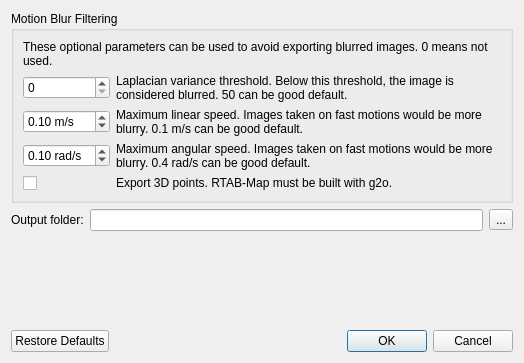
Old version of the form guilib/src/ui/exportBundlerDialog.ui in the repository introlab/rtabmap.
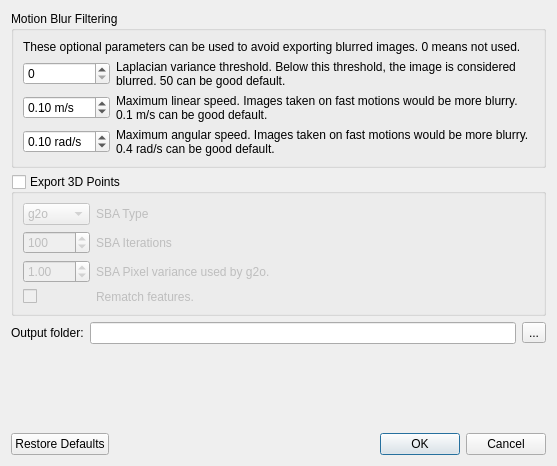
New version of the form.

Commit message: Removed Optimizer:computeBACorrespondences() duplicated 3d points (more than 2 frames can reference a 3D point), added option to rematch features. Bundler: added more options to export dialog, fixed inverted colors.

Diff of the .ui file:
```diff
--- a/guilib/src/ui/exportBundlerDialog.ui
+++ b/guilib/src/ui/exportBundlerDialog.ui
@@ -6,8 +6,8 @@
    <rect>
     <x>0</x>
     <y>0</y>
-    <width>524</width>
-    <height>363</height>
+    <width>557</width>
+    <height>466</height>
    </rect>
   </property>
   <property name="windowTitle">
@@ -119,21 +119,116 @@
           </property>
          </widget>
         </item>
+       </layout>
+      </item>
+     </layout>
+    </widget>
+   </item>
+   <item>
+    <widget class="QGroupBox" name="groupBox_export_points">
+     <property name="title">
+      <string>Export 3D Points</string>
+     </property>
+     <property name="checkable">
+      <bool>true</bool>
+     </property>
+     <property name="checked">
+      <bool>false</bool>
+     </property>
+     <layout class="QVBoxLayout" name="verticalLayout_3">
+      <item>
+       <layout class="QGridLayout" name="gridLayout_2" columnstretch="0,1">
+        <item row="1" column="0">
+         <widget class="QSpinBox" name="sba_iterations">
+          <property name="minimum">
+           <number>1</number>
+          </property>
+          <property name="maximum">
+           <number>999999</number>
+          </property>
+          <property name="value">
+           <number>100</number>
+          </property>
+         </widget>
+        </item>
+        <item row="1" column="1">
+         <widget class="QLabel" name="label_8">
+          <property name="text">
+           <string>SBA Iterations</string>
+          </property>
+          <property name="wordWrap">
+           <bool>true</bool>
+          </property>
+         </widget>
+        </item>
+        <item row="2" column="1">
+         <widget class="QLabel" name="label_variance">
+          <property name="text">
+           <string>SBA Pixel variance used by g2o.</string>
+          </property>
+          <property name="wordWrap">
+           <bool>true</bool>
+          </property>
+         </widget>
+        </item>
+        <item row="2" column="0">
+         <widget class="QDoubleSpinBox" name="sba_variance">
+          <property name="suffix">
+           <string/>
+          </property>
+          <property name="decimals">
+           <number>2</number>
+          </property>
+          <property name="minimum">
+           <double>0.010000000000000</double>
+          </property>
+          <property name="maximum">
+           <double>999.000000000000000</double>
+          </property>
+          <property name="singleStep">
+           <double>0.010000000000000</double>
+          </property>
+          <property name="value">
+           <double>1.000000000000000</double>
+          </property>
+         </widget>
+        </item>
+        <item row="0" column="1">
+         <widget class="QLabel" name="label_10">
+          <property name="text">
+           <string>SBA Type</string>
+          </property>
+          <property name="wordWrap">
+           <bool>true</bool>
+          </property>
+         </widget>
+        </item>
+        <item row="0" column="0">
+         <widget class="QComboBox" name="comboBox_sbaType">
+          <item>
+           <property name="text">
+            <string>g2o</string>
+           </property>
+          </item>
+          <item>
+           <property name="text">
+            <string>cvsba</string>
+           </property>
+          </item>
+         </widget>
+        </item>
         <item row="3" column="1">
-         <widget class="QLabel" name="label_43">
+         <widget class="QLabel" name="label_variance_2">
           <property name="text">
-           <string>Export 3D points. RTAB-Map must be built with g2o.</string>
+           <string>Rematch features.</string>
           </property>
           <property name="wordWrap">
            <bool>true</bool>
           </property>
-          <property name="textInteractionFlags">
-           <set>Qt::LinksAccessibleByMouse|Qt::TextSelectableByMouse</set>
-          </property>
          </widget>
         </item>
         <item row="3" column="0">
-         <widget class="QCheckBox" name="checkBox_export_points">
+         <widget class="QCheckBox" name="sba_rematchFeatures">
           <property name="text">
            <string/>
           </property>
```
The commit also changes 11 other files.
